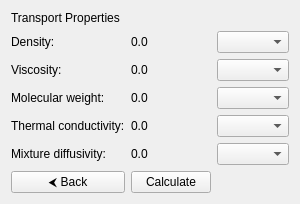
Before: the Qt Designer form GUI/Ubuntu/src/gui/ui/properties_output_page.ui in srebughini/ASALI, drawn with Qt 5.
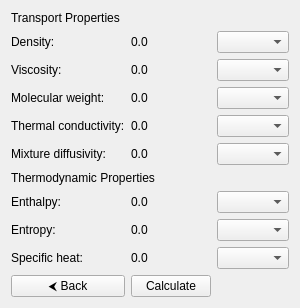
After: the same form once the commit is applied.

Commit message: Add thermodynamic properties

Diff of the .ui file:
```diff
--- a/GUI/Ubuntu/src/gui/ui/properties_output_page.ui
+++ b/GUI/Ubuntu/src/gui/ui/properties_output_page.ui
@@ -115,7 +115,80 @@
             </item>
 
             <!-- Row 6 -->
-            <item row="6" column="0">
+            <item row="6" column="0" colspan="3">
+                <widget class="QLabel" name="thermodynamicLabel">
+                    <property name="text">
+                        <string>Thermodynamic Properties</string>
+                    </property>
+                </widget>
+            </item>
+
+
+            <!-- Row 7 -->
+            <item row="7" column="0">
+                <widget class="QLabel" name="hNameLabel">
+                    <property name="text">
+                        <string>Enthalpy:</string>
+                    </property>
+                </widget>
+            </item>
+            <item row="7" column="1">
+                <widget class="QLabel" name="hValueLabel">
+                    <property name="text">
+                        <string>0.0</string>
+                    </property>
+                </widget>
+            </item>
+            <item row="7" column="2">
+                <widget class="QComboBox" name="hComboBox">
+                </widget>
+            </item>
+
+
+            <!-- Row 8 -->
+            <item row="8" column="0">
+                <widget class="QLabel" name="sNameLabel">
+                    <property name="text">
+                        <string>Entropy:</string>
+                    </property>
+                </widget>
+            </item>
+            <item row="8" column="1">
+                <widget class="QLabel" name="sValueLabel">
+                    <property name="text">
+                        <string>0.0</string>
+                    </property>
+                </widget>
+            </item>
+            <item row="8" column="2">
+                <widget class="QComboBox" name="sComboBox">
+                </widget>
+            </item>
+
+
+            <!-- Row 9 -->
+            <item row="9" column="0">
+                <widget class="QLabel" name="cpNameLabel">
+                    <property name="text">
+                        <string>Specific heat:</string>
+                    </property>
+                </widget>
+            </item>
+            <item row="9" column="1">
+                <widget class="QLabel" name="cpValueLabel">
+                    <property name="text">
+                        <string>0.0</string>
+                    </property>
+                </widget>
+            </item>
+            <item row="9" column="2">
+                <widget class="QComboBox" name="cpComboBox">
+                </widget>
+            </item>
+
+
+            <!-- Row 10 -->
+            <item row="10" column="0">
                 <widget class="QPushButton" name="backButton">
                     <property name="text">
                         <string>&#x2B9C; Back</string>
@@ -125,7 +198,7 @@
                     </property>
                 </widget>
             </item>
-            <item row="6" column="1">
+            <item row="10" column="1">
                 <widget class="QPushButton" name="calculateButton">
                     <property name="text">
                         <string>Calculate</string>
```
The commit also changes 3 other files.
